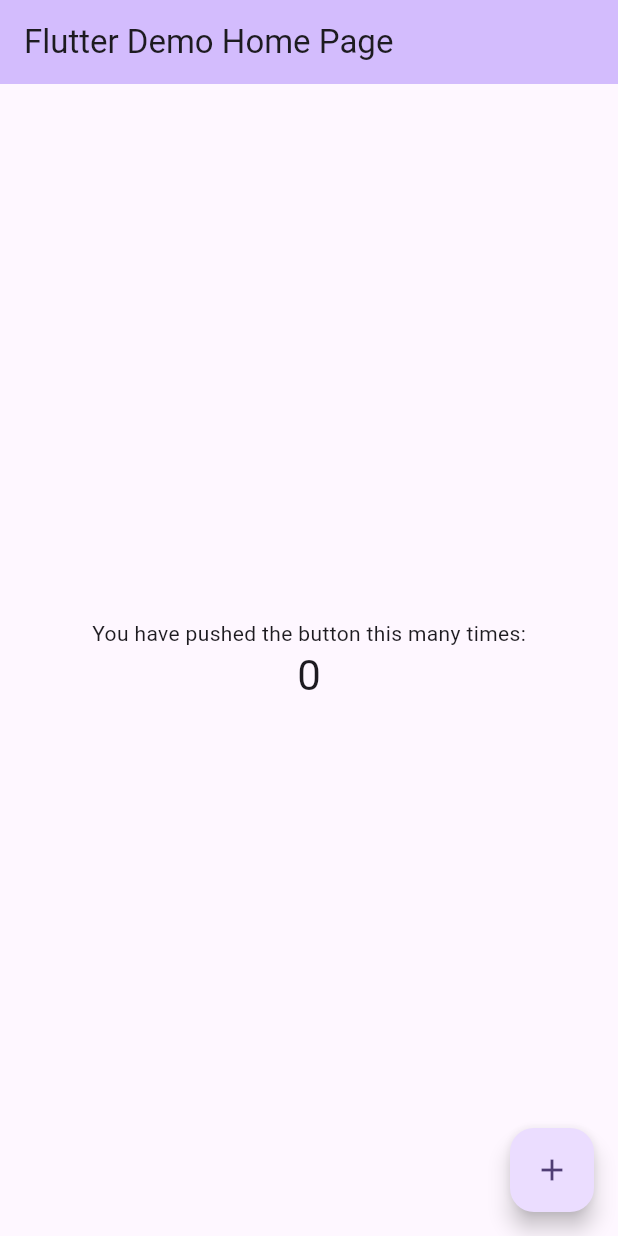
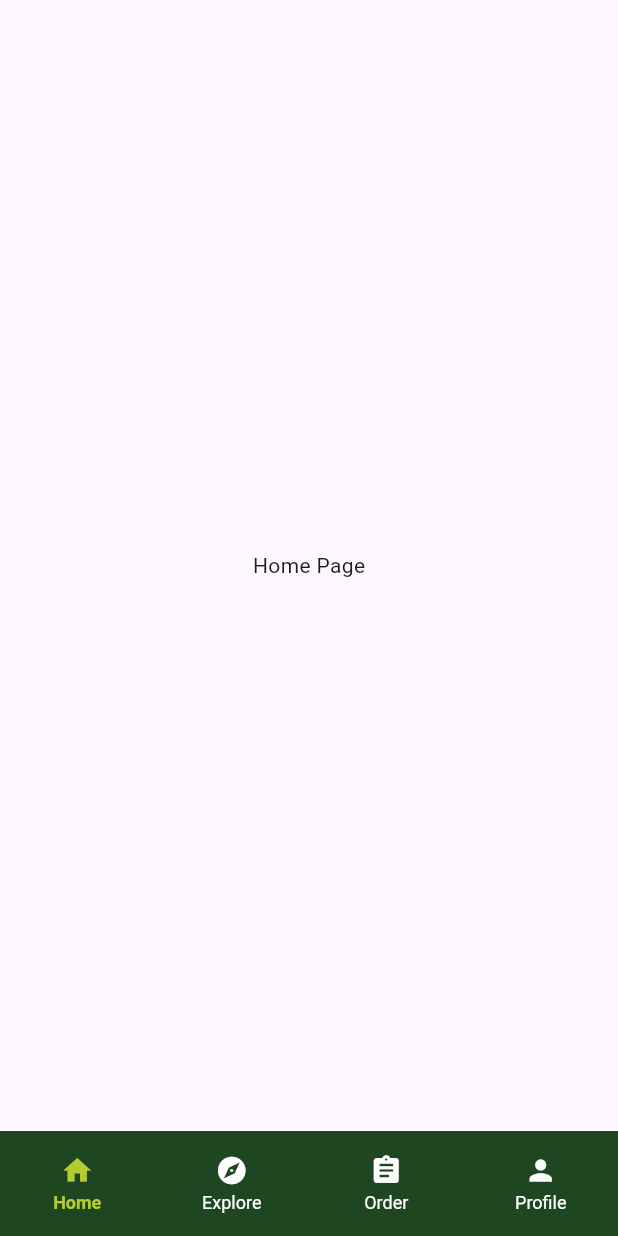
Before and after one commit to W-Hin/Nutrition-Based-Meal-Ordering-App, a Flutter app: the screen it shows after launch, on a phone screen of 412 x 824 dp. Run offline on Flutter 3.47's test engine with Material 3 defaults, Android fonts, the phone set to English and light mode, and no system bars.

Commit message:
1. Created BottomNavBar 2. Added Navigation Bar to Main page 3. Additional Pages created

```diff
--- a/lib/main.dart
+++ b/lib/main.dart
@@ -1,4 +1,6 @@
 import 'package:flutter/material.dart';
+import 'navigation_bar.dart';
+import 'my_orders.dart';
 
 void main() {
   runApp(const MyApp());
@@ -40,69 +42,28 @@ class MyHomePage extends StatefulWidget {
 }
 
 class _MyHomePageState extends State<MyHomePage> {
-  int _counter = 0;
+  int _selectedIndex = 0;
 
-  void _incrementCounter() {
-    setState(() {
-      // This call to setState tells the Flutter framework that something has
-      // changed in this State, which causes it to rerun the build method below
-      // so that the display can reflect the updated values. If we changed
-      // _counter without calling setState(), then the build method would not be
-      // called again, and so nothing would appear to happen.
-      _counter--;
-    });
-
-  }
+  // Update the list to use your new Widget
+  final List<Widget> _pages = [
+    const Center(child: Text('Home Page')),
+    const Center(child: Text('Explore Page')),
+    const MyOrdersPage(),
+    const Center(child: Text('Profile Page')),
+  ];
 
   @override
   Widget build(BuildContext context) {
-    // This method is rerun every time setState is called, for instance as done
-    // by the _incrementCounter method above.
-    //
-    // The Flutter framework has been optimized to make rerunning build methods
-    // fast, so that you can just rebuild anything that needs updating rather
-    // than having to individually change instances of widgets.
     return Scaffold(
-      appBar: AppBar(
-        // TRY THIS: Try changing the color here to a specific color (to
-        // Colors.amber, perhaps?) and trigger a hot reload to see the AppBar
-        // change color while the other colors stay the same.
-        backgroundColor: Theme.of(context).colorScheme.inversePrimary,
-        // Here we take the value from the MyHomePage object that was created by
-        // the App.build method, and use it to set our appbar title.
-        title: Text(widget.title),
+      body: IndexedStack(
+        index: _selectedIndex,
+        children: _pages,
       ),
-      body: Center(
-        // Center is a layout widget. It takes a single child and positions it
-        // in the middle of the parent.
-        child: Column(
-          // Column is also a layout widget. It takes a list of children and
-          // arranges them vertically. By default, it sizes itself to fit its
-          // children horizontally, and tries to be as tall as its parent.
-          //
-          // Column has various properties to control how it sizes itself and
-          // how it positions its children. Here we use mainAxisAlignment to
-          // center the children vertically; the main axis here is the vertical
-          // axis because Columns are vertical (the cross axis would be
-          // horizontal).
-          //
-          // TRY THIS: Invoke "debug painting" (choose the "Toggle Debug Paint"
-          // action in the IDE, or press "p" in the console), to see the
-          // wireframe for each widget.
-          mainAxisAlignment: .center,
-          children: [
-            const Text('You have pushed the button this many times:'),
-            Text(
-              '$_counter',
-              style: Theme.of(context).textTheme.headlineMedium,
-            ),
-          ],
-        ),
-      ),
-      floatingActionButton: FloatingActionButton(
-        onPressed: _incrementCounter,
-        tooltip: 'Increment',
-        child: const Icon(Icons.add),
+      bottomNavigationBar: CustomBottomNavBar(
+        selectedIndex: _selectedIndex,
+        onItemTapped: (index) {
+          setState(() => _selectedIndex = index); // This switches the page
+        },
       ),
     );
   }
--- /dev/null
+++ b/lib/my_orders.dart
@@ -0,0 +1,16 @@
+// lib/my_orders.dart
+import 'package:flutter/material.dart';
+
+class MyOrdersPage extends StatelessWidget {
+  const MyOrdersPage({super.key});
+
+  @override
+  Widget build(BuildContext context) {
+    return Scaffold(
+      appBar: AppBar(title: const Text('My Orders')),
+      body: const Center(
+        child: Text('List of your orders will appear here'),
+      ),
+    );
+  }
+}
--- /dev/null
+++ b/lib/navigation_bar.dart
@@ -0,0 +1,106 @@
+import 'package:flutter/material.dart';
+
+class CustomBottomNavBar extends StatelessWidget {
+  final int selectedIndex;
+  final Function(int) onItemTapped;
+
+  const CustomBottomNavBar({
+    super.key,
+    required this.selectedIndex,
+    required this.onItemTapped,
+  });
+
+  @override
+  Widget build(BuildContext context) {
+    return Container(
+      height: 70,
+      color: const Color(0xFF1E4620), // dark green background
+      child: Row(
+        mainAxisAlignment: MainAxisAlignment.spaceAround,
+        children: [
+          _NavItem(
+            icon: Icons.home,
+            label: 'Home',
+            isSelected: selectedIndex == 0,
+            onTap: () => onItemTapped(0),
+          ),
+          _NavItem(
+            icon: Icons.explore,
+            label: 'Explore',
+            isSelected: selectedIndex == 1,
+            onTap: () => onItemTapped(1),
+          ),
+          _NavItem(
+            icon: Icons.assignment,
+            label: 'Order',
+            isSelected: selectedIndex == 2,
+            onTap: () => onItemTapped(2),
+          ),
+          _NavItem(
+            icon: Icons.person,
+            label: 'Profile',
+            isSelected: selectedIndex == 3,
+            onTap: () => onItemTapped(3),
+          ),
+        ],
+      ),
+    );
+  }
+}
+
+class _NavItem extends StatelessWidget {
+  final IconData icon;
+  final String label;
+  final bool isSelected;
+  final VoidCallback onTap;
+
+  const _NavItem({
+    required this.icon,
+    required this.label,
+    required this.isSelected,
+    required this.onTap,
+  });
+
+  @override
+  Widget build(BuildContext context) {
+    // Define colors once, reuse for both icon and text
+    final Color activeColor = const Color(0xFFB5CC30);   // lime green
+    final Color inactiveColor = Colors.white;
+    final Color itemColor = isSelected ? activeColor : inactiveColor;
+
+    return Expanded(
+      child: GestureDetector(
+        onTap: onTap,
+        child: Container(
+          color: Colors.transparent, // background never changes
+          child: Column(
+            mainAxisAlignment: MainAxisAlignment.center,
+            children: [
+              // Icon color switches, nothing else
+              AnimatedSwitcher(
+                duration: const Duration(milliseconds: 180),
+                child: Icon(
+                  icon,
+                  key: ValueKey(isSelected), // triggers animation on change
+                  color: itemColor,
+                  size: 22,
+                ),
+              ),
+              const SizedBox(height: 4),
+              AnimatedDefaultTextStyle(
+                duration: const Duration(milliseconds: 180),
+                style: TextStyle(
+                  color: itemColor,
+                  fontSize: 12,
+                  fontWeight:
+                  isSelected ? FontWeight.w600 : FontWeight.normal,
+                ),
+                child: Text(label),
+              ),
+            ],
+          ),
+        ),
+      ),
+    );
+  }
+}
```
Also changed, not shown: lib/cart.dart (added), lib/checkout.dart (added), lib/edit_address.dart (added).
